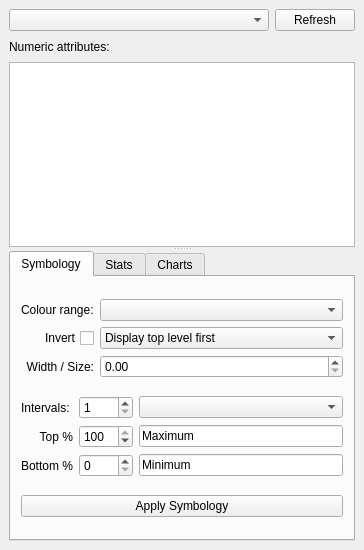
Qt form esstoolkit/explorer/ui_Explorer.ui (SpaceGroupUCL/qgisSpaceSyntaxToolkit) before a commit.
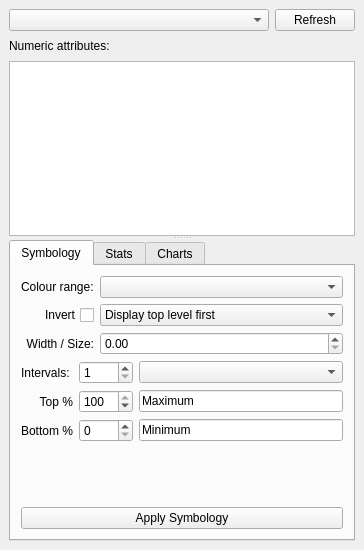
The same form after that commit.

```diff
--- a/esstoolkit/explorer/ui_Explorer.ui
+++ b/esstoolkit/explorer/ui_Explorer.ui
@@ -66,7 +66,7 @@
         <attribute name="title">
          <string>Symbology</string>
         </attribute>
-        <layout class="QVBoxLayout" name="verticalLayout_2" stretch="0,0,0">
+        <layout class="QVBoxLayout" name="verticalLayout_2" stretch="0,0,0,0">
          <property name="spacing">
           <number>-1</number>
          </property>
@@ -233,6 +233,19 @@
            </item>
           </layout>
          </item>
+         <item>
+          <spacer name="verticalSpacer_2">
+           <property name="orientation">
+            <enum>Qt::Vertical</enum>
+           </property>
+           <property name="sizeHint" stdset="0">
+            <size>
+             <width>20</width>
+             <height>40</height>
+            </size>
+           </property>
+          </spacer>
+         </item>
          <item>
           <widget class="QPushButton" name="symbologyApplyButton">
            <property name="text">
@@ -322,7 +335,7 @@
          <item>
           <layout class="QHBoxLayout" name="chartsLayout" stretch="0">
            <item>
-            <layout class="QVBoxLayout" name="chartToolsLayout" stretch="0,3">
+            <layout class="QVBoxLayout" name="chartToolsLayout" stretch="0,3,0">
              <item>
               <layout class="QVBoxLayout" name="chartSetupLayout">
                <item>
@@ -420,6 +433,16 @@
                </property>
               </spacer>
              </item>
+             <item>
+              <widget class="QCheckBox" name="lineCheck">
+               <property name="text">
+                <string>Regression line</string>
+               </property>
+               <property name="checked">
+                <bool>true</bool>
+               </property>
+              </widget>
+             </item>
             </layout>
            </item>
           </layout>
```
